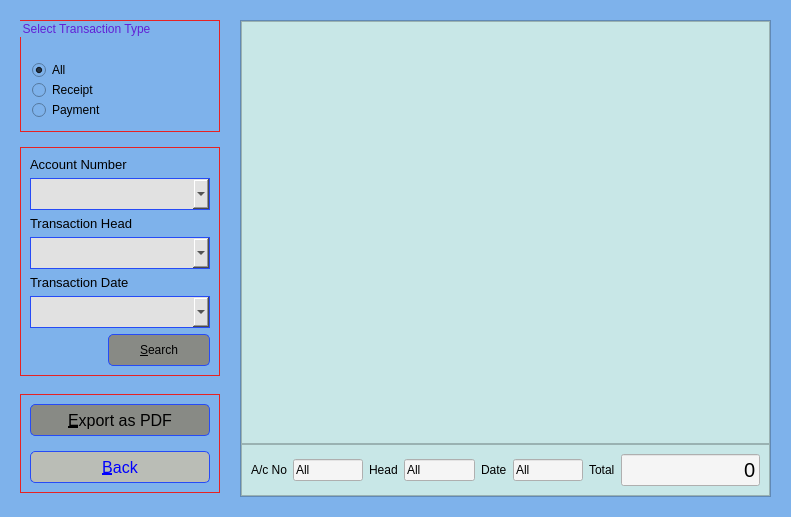
This is ui_files/show_trans.ui in mosleuddin/ExpenseTracker as Qt 5 draws it before an edit. The edited form follows.
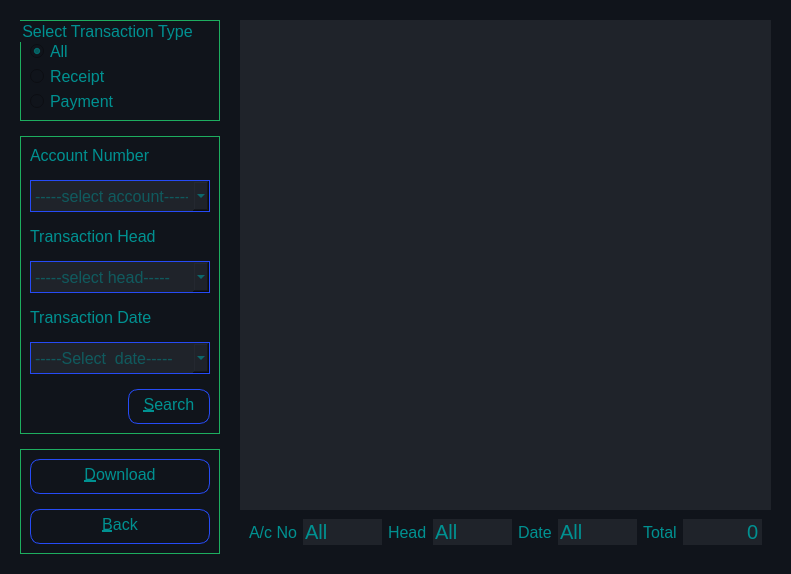
This is the edited form. Icons and pictures are not drawn.

```diff
--- a/ui_files/show_trans.ui
+++ b/ui_files/show_trans.ui
@@ -10,12 +10,12 @@
     <x>0</x>
     <y>0</y>
     <width>791</width>
-    <height>517</height>
+    <height>568</height>
    </rect>
   </property>
   <property name="font">
    <font>
-    <pointsize>12</pointsize>
+    <pointsize>-1</pointsize>
    </font>
   </property>
   <property name="windowTitle">
@@ -26,53 +26,53 @@
     <normaloff>:/icons/icons/view.png</normaloff>:/icons/icons/view.png</iconset>
   </property>
   <property name="styleSheet">
-   <string notr="true">/*   style for the Root Widget  */
-*{
-background-color: rgb(126, 178, 235);
+   <string notr="true">*{
+     background-color :#10141b;
+  	border: none;
+	color: rgb(0, 145, 145);
+	font-size: 16px;
 }
 
-
-/* style for the groupRadio*/
-
-#groupRadio{
-	border: 1px solid #E72222;
-	color: rgb(97, 33, 214);
+#groupRadio, #comboFrame, #buttonFrame{
+	border: 1px solid #1DAD5F;
 }
 
-
-#comboFrame{
-	border: 1px solid #E72222;
-}
-
-#buttonFrame{
-	border: 1px solid #E72222;
-}
-
-
 QComboBox{
 	width: 200px;
 	height: 30px;
-	background-color: rgb(225, 225, 225);
+	background-color: #1f232a;
+	color:rgba(255, 255, 255, .60);
 	selection-color: rgb(255, 255, 255);
 	selection-background-color: rgb(32, 74, 135);
 	border: 1px solid #264BF6;
-	border-radius: 0px;
 }
 
+#radioAll,
+#radioReceipts,
+#radioPayments{
+	color:rgba(255, 255, 255, .60);
+}
+#tableView{
+	background-color: #1f232a;
+	color:rgba(255, 255, 255, .60);
+ }
+
+QLineEdit{
+	background-color: #1f232a;
+	color:rgba(255, 255, 255, .60);
+	font-size: 20px 
+}
 
 QPushButton{
-	width: 100px;
-	height: 30px;
-	
-	background-color: rgb(186, 189, 182);
-	color: rgb(0, 0, 255);
-
+    background-color:#10141b;
+ 	color:rgba(0, 255, 0, .60);
+    width: 80px;
+	height: 18px;
 	text-align: center;
-	
-	
+	padding: 5px, 10px;
 	border: 1px solid #264BF6;
-	border-radius: 5px;
-   
+	border-radius: 10px;
+
 }
 
 QPushButton::hover{
@@ -86,31 +86,14 @@
 }
 
 QPushButton::disabled{
-	color: rgb(0, 0, 0);
-	background-color: rgb(136, 138, 133);
+	background-color: rgba(0, 0, 0, .50);
+     color: rgba(255, 255, 255, .60);
 }
+ 
+ 
+        
 
 
-/*  style for the rightFrame  */
-#tableView{
-background-color: rgb(200, 231, 231);
-}
-
-#footerFrame{
-background-color: rgb(200, 231, 231);
-}
-
-#footerFrame QLabel{
-background-color: rgb(200, 231, 231);
-}
-
-#footerFrame QLineEdit{
-background-color: rgb(245, 245, 245);
-}
-
-#editTotal{
-font-size: 20px 
-}
 
 </string>
   </property>
@@ -194,7 +177,7 @@
         </property>
         <layout class="QVBoxLayout" name="verticalLayout_2">
          <property name="spacing">
-          <number>0</number>
+          <number>5</number>
          </property>
          <property name="leftMargin">
           <number>9</number>
@@ -242,13 +225,13 @@
         </property>
         <layout class="QVBoxLayout" name="verticalLayout_3">
          <property name="spacing">
-          <number>6</number>
+          <number>15</number>
          </property>
          <item>
           <widget class="QLabel" name="labelAccountNumber">
            <property name="font">
             <font>
-             <pointsize>10</pointsize>
+             <pointsize>-1</pointsize>
             </font>
            </property>
            <property name="text">
@@ -276,7 +259,7 @@
           <widget class="QLabel" name="labelHeadName">
            <property name="font">
             <font>
-             <pointsize>10</pointsize>
+             <pointsize>-1</pointsize>
             </font>
            </property>
            <property name="text">
@@ -304,7 +287,7 @@
           <widget class="QLabel" name="labelTransDate">
            <property name="font">
             <font>
-             <pointsize>10</pointsize>
+             <pointsize>-1</pointsize>
             </font>
            </property>
            <property name="text">
@@ -352,7 +335,9 @@
             </size>
            </property>
            <property name="font">
-            <font/>
+            <font>
+             <pointsize>-1</pointsize>
+            </font>
            </property>
            <property name="styleSheet">
             <string notr="true"/>
@@ -415,14 +400,14 @@
            </property>
            <property name="font">
             <font>
-             <pointsize>12</pointsize>
+             <pointsize>-1</pointsize>
             </font>
            </property>
            <property name="styleSheet">
             <string notr="true"/>
            </property>
            <property name="text">
-            <string>&amp;Export as PDF</string>
+            <string>&amp;Download</string>
            </property>
            <property name="icon">
             <iconset resource="../src/resource.qrc">
@@ -455,7 +440,7 @@
            </property>
            <property name="font">
             <font>
-             <pointsize>12</pointsize>
+             <pointsize>-1</pointsize>
             </font>
            </property>
            <property name="styleSheet">
@@ -507,7 +492,7 @@
        <widget class="QTableView" name="tableView">
         <property name="font">
          <font>
-          <pointsize>12</pointsize>
+          <pointsize>-1</pointsize>
          </font>
         </property>
         <property name="styleSheet">
```
Left out of the diff: 48 changed lines with no effect on the pictures.
